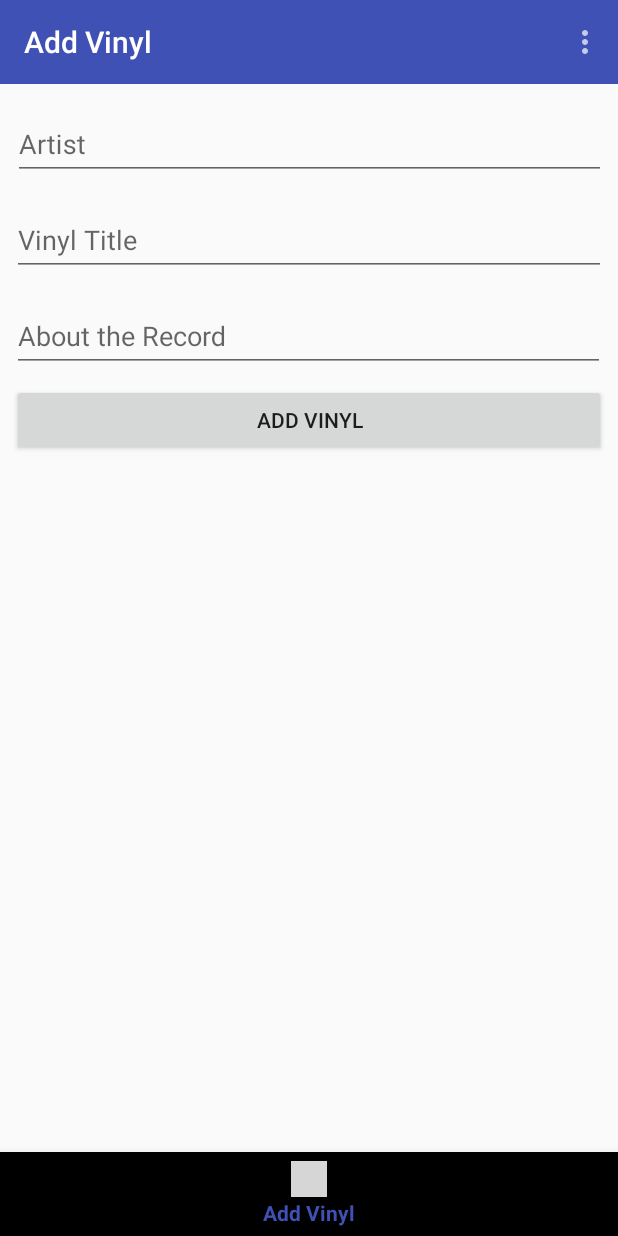
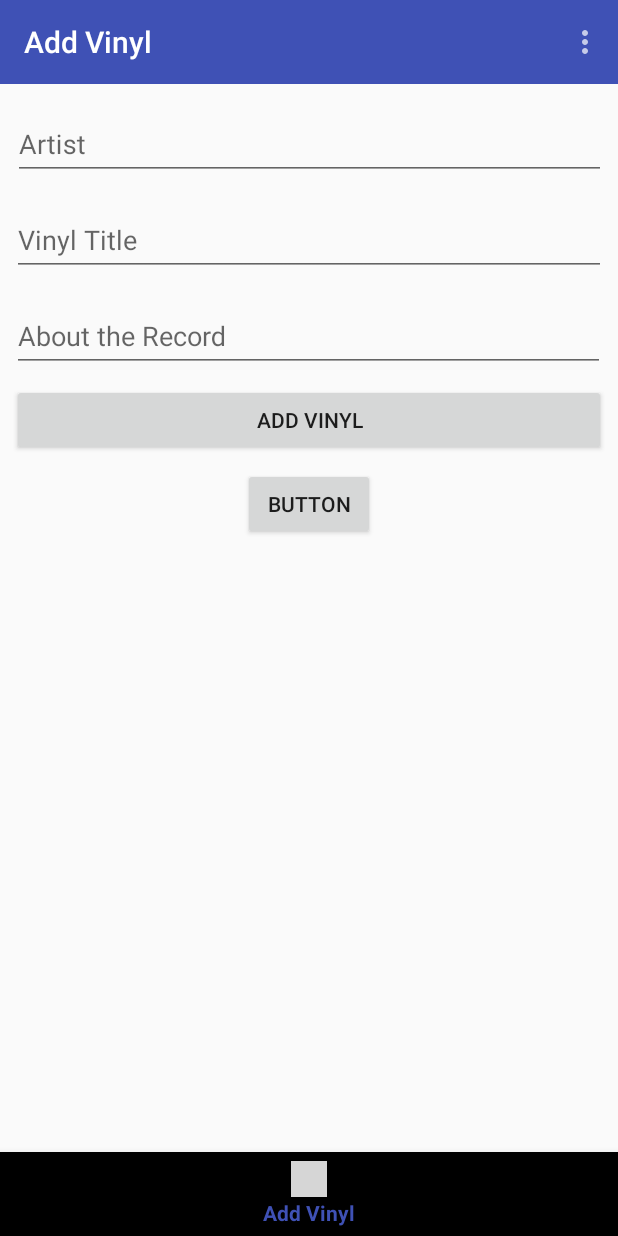
Before and after one commit to ciaranRoche/kang, an Android app: the AddVinylFragment screen opened through its navigation route, on a phone screen of 412 x 824 dp. Run offline under Robolectric (Android 15) with nearby library versions, the phone set to English and light mode, and no system bars; our stand-ins replace Picasso, navigation-ui; libraries missing offline, so code that uses them is left out: com.nshmura.recyclertablayout; pictures from the network do not load; 2 statements that could not run were skipped; grey boxes are pictures that could not be loaded.

Commit message:
add initial image

```diff
--- a/app/src/main/java/org/ciaranroche/kang/fragments/AddVinylFragment.kt
+++ b/app/src/main/java/org/ciaranroche/kang/fragments/AddVinylFragment.kt
@@ -1,5 +1,6 @@
 package org.ciaranroche.kang.fragments
 
+import android.content.Intent
 import android.os.Bundle
 import android.util.Log
 import android.view.LayoutInflater
@@ -11,6 +12,7 @@ import androidx.fragment.app.Fragment
 import androidx.navigation.findNavController
 import com.google.android.material.textfield.TextInputEditText
 import org.ciaranroche.kang.R
+import org.ciaranroche.kang.helpers.showImagePicker
 import org.ciaranroche.kang.models.VinylJSONStore
 import org.ciaranroche.kang.models.VinylModel
 
@@ -18,8 +20,12 @@ class AddVinylFragment : Fragment() {
 
     var vinyl = VinylModel()
 
+    var IMAGE_REQUEST = 1
+    var imageLocation = ""
+
     lateinit var data: VinylJSONStore
     lateinit var addBtn: Button
+    lateinit var imageBtn: Button
     lateinit var vinylName: TextInputEditText
     lateinit var artistName: TextInputEditText
     lateinit var albumDesc: TextInputEditText
@@ -34,6 +40,8 @@ class AddVinylFragment : Fragment() {
         data = VinylJSONStore(this.context!!.applicationContext)
 
         addBtn = view.findViewById(R.id.next_button)
+        imageBtn = view.findViewById(R.id.image_button)
+
         vinylName = view.findViewById(R.id.vinyl_name_input)
         artistName = view.findViewById(R.id.artist_name_input)
         albumDesc = view.findViewById(R.id.vinyl_desc_input)
@@ -43,13 +51,28 @@ class AddVinylFragment : Fragment() {
             vinyl.name = vinylName.text.toString()
             vinyl.artist = artistName.text.toString()
             vinyl.desc = albumDesc.text.toString()
+            vinyl.image = imageLocation
             data.create(vinyl)
-            Log.i("boop", data.findAll().toString())
             view.findNavController().navigate(R.id.action_add_vinyl_to_vinylProfileFragment2)
-            Toast.makeText(this.context, "I work", Toast.LENGTH_LONG).show()
+        }
+
+        imageBtn.setOnClickListener {
+            showImagePicker(this, IMAGE_REQUEST)
         }
 
         return view
     }
 
+    override fun onActivityResult(requestCode: Int, resultCode: Int, data: Intent?) {
+        super.onActivityResult(requestCode, resultCode, data)
+        when (requestCode) {
+            IMAGE_REQUEST -> {
+                if (data != null) {
+                    val image: String = data.data.toString()
+                    imageLocation = image
+                }
+            }
+        }
+    }
+
 }
--- a/app/src/main/java/org/ciaranroche/kang/fragments/VinylProfileFragment.kt
+++ b/app/src/main/java/org/ciaranroche/kang/fragments/VinylProfileFragment.kt
@@ -44,8 +44,6 @@ class VinylProfileFragment : Fragment() {
         if(vinyl.image != ""){
             Picasso.get()
                 .load(vinyl.image)
-                .resize(50, 50)
-                .centerCrop()
                 .into(albumArt)
         }
         return view
--- a/app/src/main/res/layout/add_vinyl_fragment.xml
+++ b/app/src/main/res/layout/add_vinyl_fragment.xml
@@ -74,5 +74,18 @@
                     android:layout_height="wrap_content"
                     android:id="@+id/artist_name_input"/>
         </com.google.android.material.textfield.TextInputLayout>
+
+        <Button
+                android:text="Button"
+                android:layout_width="wrap_content"
+                android:layout_height="wrap_content"
+                android:id="@+id/image_button"
+                app:layout_constraintStart_toStartOf="parent"
+                android:layout_marginStart="8dp"
+                app:layout_constraintEnd_toEndOf="parent"
+                android:layout_marginEnd="8dp"
+                android:layout_marginTop="8dp"
+                app:layout_constraintTop_toBottomOf="@+id/next_button"/>
+
     </androidx.constraintlayout.widget.ConstraintLayout>
 </androidx.constraintlayout.widget.ConstraintLayout>
--- a/app/src/main/res/values/strings.xml
+++ b/app/src/main/res/values/strings.xml
@@ -10,6 +10,7 @@
     <string name="vinyl_name">Vinyl Title</string>
     <string name="vinyl_desc">About the Record</string>
     <string name="vinyl_artist">Artist</string>
+    <string name="select_vinyl_image">Select A Vinyl Image</string>
 
     <!-- Button strings -->
     <string name="add_vinyl">Add Vinyl</string>
```
Also changed, not shown: app/src/main/java/org/ciaranroche/kang/helpers/ImageHelpers.kt (added, +14 -0 lines).
